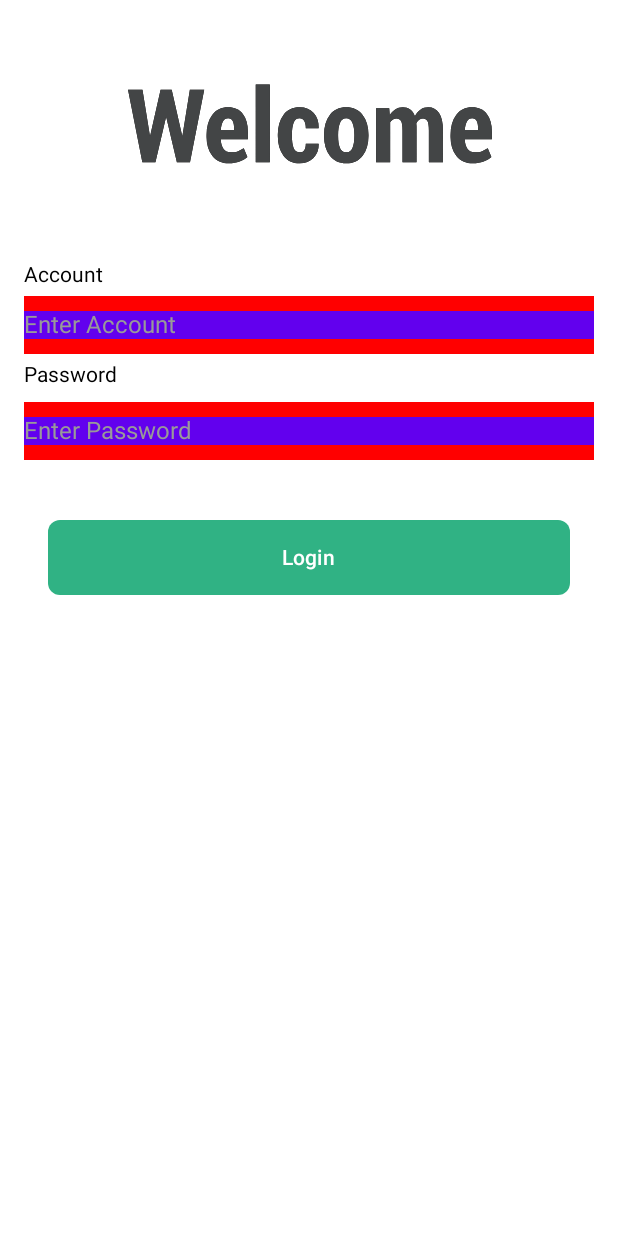
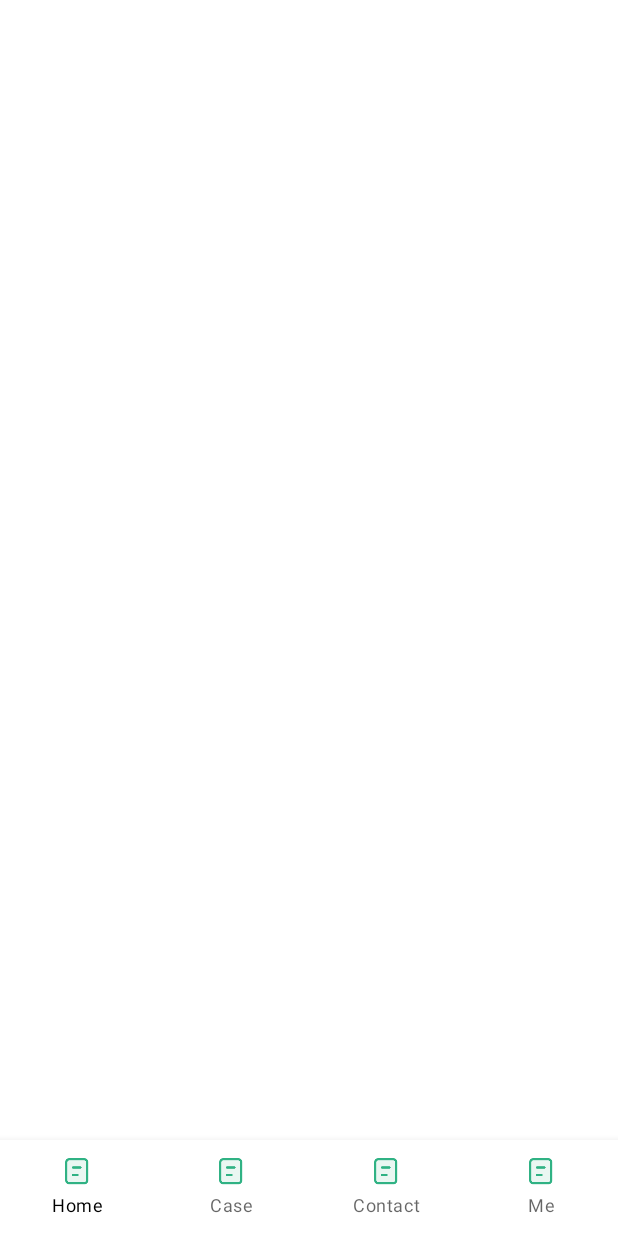
Before and after one commit to zengyimou/MyCompose, an Android app built with Jetpack Compose: the LoginActivity screen opened directly, with no data from a screen before it, on a phone screen of 412 x 824 dp. Run offline under Robolectric (Android 15) with nearby library versions, the phone set to English and light mode, and no system bars; our stand-ins replace accompanist, constraintlayout-compose.

Commit message:
BottomView

```diff
--- a/app/src/main/java/com/mib/mycompose/ui/widget/DisneyMainScreen.kt
+++ b/app/src/main/java/com/mib/mycompose/ui/widget/DisneyMainScreen.kt
@@ -12,6 +12,7 @@ import androidx.navigation.compose.rememberNavController
 import com.google.accompanist.systemuicontroller.rememberSystemUiController
 import com.mib.mycompose.constants.Scene.LOGIN_PAGE
 import com.mib.mycompose.constants.Scene.MAIN_PAGE
+import com.mib.mycompose.manager.UserInfoManager
 import com.mib.mycompose.viewmodel.MainViewModel
 
 /**
@@ -29,7 +30,10 @@ fun DisneyMainScreen(mainViewModel: MainViewModel) {
 	var statusBarColor by remember { mutableStateOf(colors.primaryVariant) }
 	var navigationBarColor by remember { mutableStateOf(colors.primaryVariant) }
 
-	NavHost(navController = navController, startDestination = LOGIN_PAGE) {
+	//初始页面
+	val commonPage = if(!UserInfoManager.isLogin) MAIN_PAGE else LOGIN_PAGE
+
+	NavHost(navController = navController, startDestination = commonPage) {
 		composable(LOGIN_PAGE){
 			LoginContent(nav = navController, listener = mainViewModel.loginListener)
 		}
--- a/app/src/main/java/com/mib/mycompose/ui/widget/LoginComponent.kt
+++ b/app/src/main/java/com/mib/mycompose/ui/widget/LoginComponent.kt
@@ -33,6 +33,7 @@ import androidx.constraintlayout.compose.ConstraintLayout
 import androidx.navigation.NavHostController
 import androidx.navigation.compose.rememberNavController
 import com.mib.mycompose.R
+import com.mib.mycompose.constants.Scene.MAIN_PAGE
 import com.mib.mycompose.ui.theme.loginTextStyle
 import com.mib.mycompose.util.Logger
 import com.mib.mycompose.viewmodel.MainViewModel
@@ -153,7 +154,8 @@ fun LoginContent(nav: NavHostController? = null, listener: MainViewModel.LoginPa
 			Button(
 				onClick = {
 					// 处理按钮点击事件
-					listener?.login(listId = accountEditValue, password = passwordEditValue)
+//					listener?.login(listId = accountEditValue, password = passwordEditValue)
+						  nav?.navigate(MAIN_PAGE)
 				},
 				modifier = Modifier
 					.constrainAs(btnLogin) {
--- a/app/src/main/java/com/mib/mycompose/ui/widget/MainComponent.kt
+++ b/app/src/main/java/com/mib/mycompose/ui/widget/MainComponent.kt
@@ -1,8 +1,13 @@
 package com.mib.mycompose.ui.widget
 
+import android.annotation.SuppressLint
+import androidx.compose.animation.Crossfade
+import androidx.compose.foundation.Image
 import androidx.compose.foundation.background
+import androidx.compose.foundation.layout.Box
 import androidx.compose.foundation.layout.IntrinsicSize
 import androidx.compose.foundation.layout.absolutePadding
+import androidx.compose.foundation.layout.fillMaxHeight
 import androidx.compose.foundation.layout.fillMaxWidth
 import androidx.compose.foundation.layout.height
 import androidx.compose.foundation.layout.padding
@@ -19,14 +24,19 @@ import androidx.compose.runtime.getValue
 import androidx.compose.runtime.mutableIntStateOf
 import androidx.compose.runtime.remember
 import androidx.compose.runtime.setValue
+import androidx.compose.ui.Alignment
 import androidx.compose.ui.Modifier
+import androidx.compose.ui.layout.ContentScale
 import androidx.compose.ui.platform.LocalContext
 import androidx.compose.ui.res.colorResource
 import androidx.compose.ui.res.painterResource
+import androidx.compose.ui.text.style.TextAlign
+import androidx.compose.ui.tooling.preview.Preview
 import androidx.compose.ui.unit.dp
 import androidx.constraintlayout.compose.ConstraintLayout
 import androidx.navigation.NavHostController
 import com.mib.mycompose.R
+import com.mib.mycompose.ui.theme.FF999999
 import com.mib.mycompose.ui.theme.White
 
 /**
@@ -34,6 +44,7 @@ import com.mib.mycompose.ui.theme.White
  *  date : 2024/4/10 10:30
  *  description :
  */
+@Preview
 @Composable
 fun MainComponent(nav: NavHostController? = null) {
 
@@ -46,30 +57,49 @@ fun MainComponent(nav: NavHostController? = null) {
 		context.getString(R.string.tab_me)
 	)
 
-	Surface{
+	Surface(
+		modifier = Modifier.background(color = White),
+	){
 		Scaffold(
-			content = null,
 			bottomBar = {
-				BottomNavigation {
+				BottomNavigation(
+					backgroundColor = White,
+					modifier = Modifier.height(64.dp)
+				) {
 					tabItemsStr.forEachIndexed { index, item ->
 						BottomNavigationItem(
 							icon = {
-								var iconRes = R.drawable.ic_ta
-								Icon(
-									painter = painterResource(id = iconRes),
-									contentDescription = null,
-									modifier = Modifier
-										.size(24.dp)
-										.padding(bottom = 4.dp),
-								)},
-							label = { Text(item) },
+								var iconRes = R.mipmap.icon_tab_btn_case_selected
+								Box(
+									contentAlignment = Alignment.Center
+								) {
+									Image(
+										painter = painterResource(id = iconRes),
+										contentDescription = null,
+										contentScale = ContentScale.Crop
+									)
+								}
+							},
+							label = { Text(text = item, textAlign = TextAlign.Center) },
 							selected = selectItem == index,
 							onClick = { selectItem = index }
 						)
 					}
 				}
 			}
-		)
+		){ innerPadding ->
+			val modifier = Modifier.padding(innerPadding)
+			Crossfade(selectItem, label = "") { destination ->
+				when(destination) {
+					0 -> MainPage()
+					1 -> CasePage()
+					2 -> ContactPage()
+					3 -> MePage()
+					else -> MainPage()
+				}
+			}
+
+		}
 	}
 
 }
@@ -78,9 +108,8 @@ fun MainComponent(nav: NavHostController? = null) {
 fun MainPage(){
 	ConstraintLayout(
 		modifier = Modifier
-			.absolutePadding(top = 40.dp, left = 16.dp, right = 16.dp)
 			.fillMaxWidth()
-			.height(IntrinsicSize.Min)
+			.fillMaxHeight()
 			.background(White),
 	) {
 
@@ -91,10 +120,9 @@ fun MainPage(){
 fun CasePage(){
 	ConstraintLayout(
 		modifier = Modifier
-			.absolutePadding(top = 40.dp, left = 16.dp, right = 16.dp)
 			.fillMaxWidth()
-			.height(IntrinsicSize.Min)
-			.background(White),
+			.fillMaxHeight()
+			.background(FF999999),
 	) {
 
 	}
@@ -104,9 +132,8 @@ fun CasePage(){
 fun ContactPage(){
 	ConstraintLayout(
 		modifier = Modifier
-			.absolutePadding(top = 40.dp, left = 16.dp, right = 16.dp)
 			.fillMaxWidth()
-			.height(IntrinsicSize.Min)
+			.fillMaxHeight()
 			.background(White),
 	) {
 
@@ -117,10 +144,9 @@ fun ContactPage(){
 fun MePage(){
 	ConstraintLayout(
 		modifier = Modifier
-			.absolutePadding(top = 40.dp, left = 16.dp, right = 16.dp)
 			.fillMaxWidth()
-			.height(IntrinsicSize.Min)
-			.background(White),
+			.fillMaxHeight()
+			.background(FF999999),
 	) {
 
 	}
```
